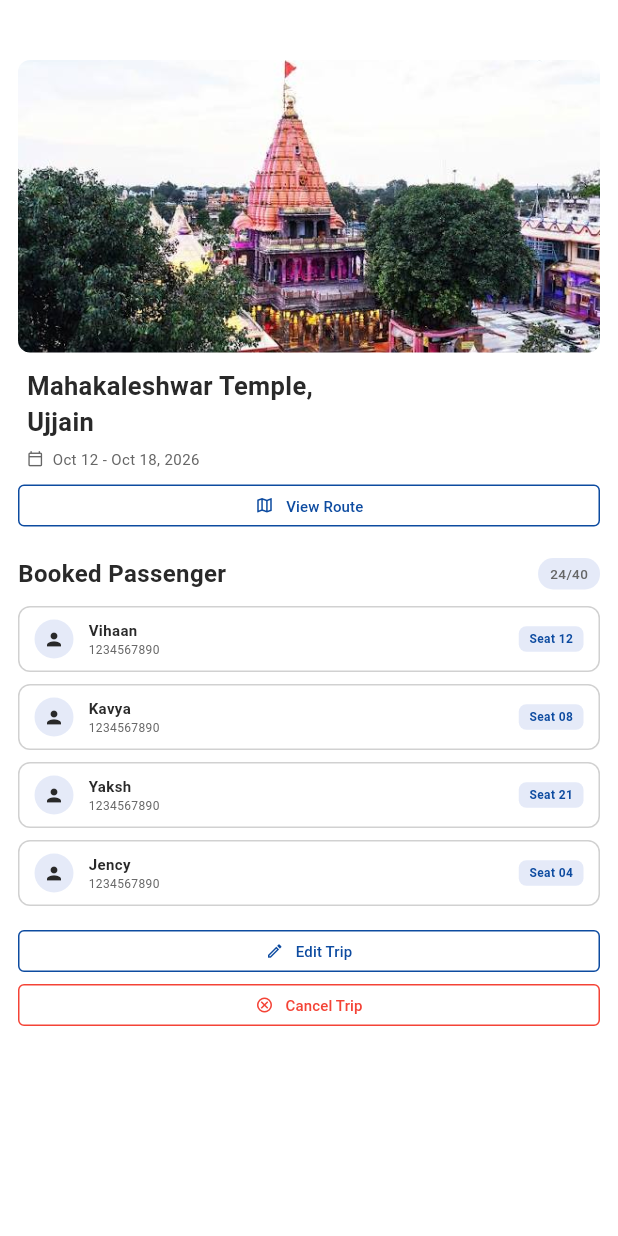
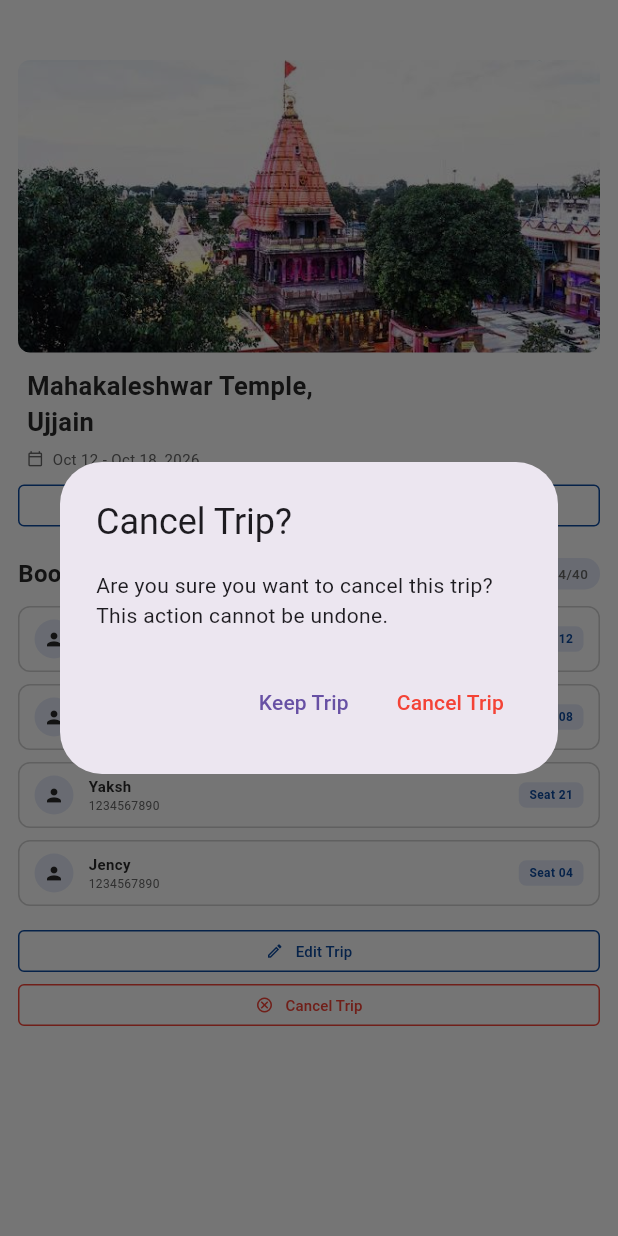
Before and after one commit to KRISHNA-SHINGALA/naviGo_with_flutter, a Flutter app: the AdminTripDetails screen opened directly, after a tap on "Cancel Trip", on a phone screen of 412 x 824 dp. Run offline on Flutter 3.47's test engine with Material 3 defaults, Android fonts, the phone set to English and light mode, and no system bars; our stand-ins replace image_picker.

Commit message:
Added Button navigation

```diff
--- a/navigo_tour_management_system/lib/core/admin/a_trip_details.dart
+++ b/navigo_tour_management_system/lib/core/admin/a_trip_details.dart
@@ -1,31 +1,93 @@
+
 import 'package:flutter/material.dart';
 import 'package:navigo_tour_management_system/resources/colors.dart';
 import 'package:navigo_tour_management_system/resources/image.dart';
+import 'package:navigo_tour_management_system/core/admin/a_map_view.dart';
+import 'package:navigo_tour_management_system/core/admin/a_create_trip.dart';
 
 class AdminTripDetails extends StatelessWidget {
   const AdminTripDetails({super.key});
+
+  void _showPassengerDetails(
+    BuildContext context, {
+    required String name,
+    required String phone,
+    required String seat,
+  }) {
+    showDialog(
+      context: context,
+      builder: (dialogContext) => AlertDialog(
+        title: Text(name),
+        content: Column(
+          mainAxisSize: MainAxisSize.min,
+          crossAxisAlignment: CrossAxisAlignment.start,
+          children: [
+            Text('Phone: $phone'),
+            const SizedBox(height: 8),
+            Text('Seat: $seat'),
+          ],
+        ),
+        actions: [
+          TextButton(
+            onPressed: () => Navigator.pop(dialogContext),
+            child: const Text('Close'),
+          ),
+        ],
+      ),
+    );
+  }
+
+  Future<void> _confirmCancelTrip(BuildContext context) async {
+    final bool? confirmed = await showDialog<bool>(
+      context: context,
+      builder: (dialogContext) => AlertDialog(
+        title: const Text('Cancel Trip?'),
+        content: const Text(
+          'Are you sure you want to cancel this trip? '
+          'This action cannot be undone.',
+        ),
+        actions: [
+          TextButton(
+            onPressed: () => Navigator.pop(dialogContext, false),
+            child: const Text('Keep Trip'),
+          ),
+          TextButton(
+            onPressed: () => Navigator.pop(dialogContext, true),
+            style: TextButton.styleFrom(
+              foregroundColor: Colors.red,
+            ),
+            child: const Text('Cancel Trip'),
+          ),
+        ],
+      ),
+    );
+
+    if (confirmed != true || !context.mounted) return;
+
+    ScaffoldMessenger.of(context).showSnackBar(
+      const SnackBar(
+        content: Text(
+          'Trip cancellation confirmed. Connect your database '
+          'to save this change permanently.',
+        ),
+      ),
+    );
+
+    Navigator.pop(context);
+  }
 
   @override
   Widget build(BuildContext context) {
     return Scaffold(
       backgroundColor: AppColors.background,
-
       body: SafeArea(
         child: SingleChildScrollView(
           padding: const EdgeInsets.fromLTRB(12, 40, 12, 80),
-
           child: Column(
             crossAxisAlignment: CrossAxisAlignment.start,
-
             children: [
-
-              // ==================================================
-              // TRIP COVER IMAGE
-              // ==================================================
-
               ClipRRect(
                 borderRadius: BorderRadius.circular(8),
-
                 child: Image.asset(
                   AppImages.mahakaleshwar,
                   width: double.infinity,
@@ -36,16 +98,10 @@ class AdminTripDetails extends StatelessWidget {
 
               const SizedBox(height: 10),
 
-              // ==================================================
-              // TRIP NAME
-              // ==================================================
-
               const Padding(
                 padding: EdgeInsets.symmetric(horizontal: 6),
-
                 child: Text(
                   'Mahakaleshwar Temple,\nUjjain',
-
                   style: TextStyle(
                     fontSize: 17,
                     fontWeight: FontWeight.w700,
@@ -56,27 +112,18 @@ class AdminTripDetails extends StatelessWidget {
 
               const SizedBox(height: 6),
 
-              // ==================================================
-              // TRIP DATE
-              // ==================================================
-
               const Padding(
                 padding: EdgeInsets.symmetric(horizontal: 6),
-
                 child: Row(
                   children: [
-
                     Icon(
                       Icons.calendar_today_outlined,
                       size: 11,
                       color: AppColors.textSecondary,
                     ),
-
                     SizedBox(width: 6),
-
                     Text(
                       'Oct 12 - Oct 18, 2026',
-
                       style: TextStyle(
                         fontSize: 10,
                         color: AppColors.textSecondary,
@@ -88,22 +135,19 @@ class AdminTripDetails extends StatelessWidget {
 
               const SizedBox(height: 10),
 
-              // ==================================================
-              // VIEW ROUTE BUTTON
-              // ==================================================
-
               SizedBox(
                 width: double.infinity,
                 height: 28,
-
                 child: OutlinedButton.icon(
-                  onPressed: () {},
-
-                  icon: const Icon(
-                    Icons.map_outlined,
-                    size: 13,
+                  onPressed: () {
+                    Navigator.push(
+                      context,
+                      MaterialPageRoute(
+                        builder: (_) => const AdminMapView(),
                       ),
-
+                    );
+                  },
+                  icon: const Icon(Icons.map_outlined, size: 13),
                   label: const Text(
                     'View Route',
                     style: TextStyle(
@@ -111,19 +155,15 @@ class AdminTripDetails extends StatelessWidget {
                       fontWeight: FontWeight.w500,
                     ),
                   ),
-
                   style: OutlinedButton.styleFrom(
                     foregroundColor: AppColors.primary,
-
                     side: const BorderSide(
                       color: AppColors.primary,
                       width: 1,
                     ),
-
                     shape: RoundedRectangleBorder(
                       borderRadius: BorderRadius.circular(4),
                     ),
-
                     padding: EdgeInsets.zero,
                   ),
                 ),
@@ -131,41 +171,28 @@ class AdminTripDetails extends StatelessWidget {
 
               const SizedBox(height: 20),
 
-              // ==================================================
-              // BOOKED PASSENGER HEADING
-              // ==================================================
-
               Row(
-                mainAxisAlignment:
-                    MainAxisAlignment.spaceBetween,
-
+                mainAxisAlignment: MainAxisAlignment.spaceBetween,
                 children: [
-
                   const Text(
                     'Booked Passenger',
-
                     style: TextStyle(
                       fontSize: 16,
                       fontWeight: FontWeight.w600,
                       color: AppColors.textPrimary,
                     ),
                   ),
-
                   Container(
                     padding: const EdgeInsets.symmetric(
                       horizontal: 8,
                       vertical: 4,
                     ),
-
                     decoration: BoxDecoration(
                       color: AppColors.primaryLight,
-                      borderRadius:
-                          BorderRadius.circular(10),
+                      borderRadius: BorderRadius.circular(10),
                     ),
-
                     child: const Text(
                       '24/40',
-
                       style: TextStyle(
                         fontSize: 9,
                         fontWeight: FontWeight.w500,
@@ -178,11 +205,8 @@ class AdminTripDetails extends StatelessWidget {
 
               const SizedBox(height: 10),
 
-              // ==================================================
-              // PASSENGER 1
-              // ==================================================
-
               _buildPassengerCard(
+                context,
                 name: 'Vihaan',
                 phone: '1234567890',
                 seat: 'Seat 12',
@@ -190,11 +214,8 @@ class AdminTripDetails extends StatelessWidget {
 
               const SizedBox(height: 8),
 
-              // ==================================================
-              // PASSENGER 2
-              // ==================================================
-
               _buildPassengerCard(
+                context,
                 name: 'Kavya',
                 phone: '1234567890',
                 seat: 'Seat 08',
@@ -202,11 +223,8 @@ class AdminTripDetails extends StatelessWidget {
 
               const SizedBox(height: 8),
 
-              // ==================================================
-              // PASSENGER 3
-              // ==================================================
-
               _buildPassengerCard(
+                context,
                 name: 'Yaksh',
                 phone: '1234567890',
                 seat: 'Seat 21',
@@ -214,11 +232,8 @@ class AdminTripDetails extends StatelessWidget {
 
               const SizedBox(height: 8),
 
-              // ==================================================
-              // PASSENGER 4
-              // ==================================================
-
               _buildPassengerCard(
+                context,
                 name: 'Jency',
                 phone: '1234567890',
                 seat: 'Seat 04',
@@ -226,22 +241,19 @@ class AdminTripDetails extends StatelessWidget {
 
               const SizedBox(height: 16),
 
-              // ==================================================
-              // EDIT TRIP BUTTON
-              // ==================================================
-
               SizedBox(
                 width: double.infinity,
                 height: 28,
-
                 child: OutlinedButton.icon(
-                  onPressed: () {},
-
-                  icon: const Icon(
-                    Icons.edit_outlined,
-                    size: 12,
+                  onPressed: () {
+                    Navigator.push(
+                      context,
+                      MaterialPageRoute(
+                        builder: (_) => const AdminCreateTrip(),
                       ),
-
+                    );
+                  },
+                  icon: const Icon(Icons.edit_outlined, size: 12),
                   label: const Text(
                     'Edit Trip',
                     style: TextStyle(
@@ -249,20 +261,15 @@ class AdminTripDetails extends StatelessWidget {
                       fontWeight: FontWeight.w500,
                     ),
                   ),
-
                   style: OutlinedButton.styleFrom(
                     foregroundColor: AppColors.primary,
-
                     side: const BorderSide(
                       color: AppColors.primary,
                       width: 1,
                     ),
-
                     shape: RoundedRectangleBorder(
-                      borderRadius:
-                          BorderRadius.circular(4),
+                      borderRadius: BorderRadius.circular(4),
                     ),
-
                     padding: EdgeInsets.zero,
                   ),
                 ),
@@ -270,22 +277,12 @@ class AdminTripDetails extends StatelessWidget {
 
               const SizedBox(height: 8),
 
-              // ==================================================
-              // CANCEL TRIP BUTTON
-              // ==================================================
-
               SizedBox(
                 width: double.infinity,
                 height: 28,
-
                 child: OutlinedButton.icon(
-                  onPressed: () {},
-
-                  icon: const Icon(
-                    Icons.cancel_outlined,
-                    size: 12,
-                  ),
-
+                  onPressed: () => _confirmCancelTrip(context),
+                  icon: const Icon(Icons.cancel_outlined, size: 12),
                   label: const Text(
                     'Cancel Trip',
                     style: TextStyle(
@@ -293,20 +290,15 @@ class AdminTripDetails extends StatelessWidget {
                       fontWeight: FontWeight.w500,
                     ),
                   ),
-
                   style: OutlinedButton.styleFrom(
                     foregroundColor: Colors.red,
-
                     side: const BorderSide(
                       color: Colors.red,
                       width: 1,
                     ),
-
                     shape: RoundedRectangleBorder(
-                      borderRadius:
-                          BorderRadius.circular(4),
+                      borderRadius: BorderRadius.circular(4),
                     ),
-
                     padding: EdgeInsets.zero,
                   ),
                 ),
@@ -320,47 +312,45 @@ class AdminTripDetails extends StatelessWidget {
     );
   }
 
-  // ==============================================================
-  // PASSENGER CARD
-  // ==============================================================
-
-  Widget _buildPassengerCard({
+  Widget _buildPassengerCard(
+    BuildContext context, {
     required String name,
     required String phone,
     required String seat,
   }) {
-    return Container(
+    return InkWell(
+      onTap: () {
+        _showPassengerDetails(
+          context,
+          name: name,
+          phone: phone,
+          seat: seat,
+        );
+      },
+      borderRadius: BorderRadius.circular(8),
+      child: Container(
         width: double.infinity,
-
         padding: const EdgeInsets.symmetric(
           horizontal: 10,
           vertical: 8,
         ),
-
         decoration: BoxDecoration(
           color: AppColors.background,
-
           borderRadius: BorderRadius.circular(8),
-
           border: Border.all(
             color: AppColors.border,
             width: 1,
           ),
         ),
-
         child: Row(
           children: [
-
-          // Passenger icon
             Container(
               width: 26,
               height: 26,
-
               decoration: BoxDecoration(
                 color: AppColors.searchBackground,
                 shape: BoxShape.circle,
               ),
-
               child: const Icon(
                 Icons.person,
                 size: 14,
@@ -370,29 +360,21 @@ class AdminTripDetails extends StatelessWidget {
 
             const SizedBox(width: 10),
 
-          // Name + phone
             Expanded(
               child: Column(
-              crossAxisAlignment:
-                  CrossAxisAlignment.start,
-
+                crossAxisAlignment: CrossAxisAlignment.start,
                 children: [
-
                   Text(
                     name,
-
                     style: const TextStyle(
                       fontSize: 10,
                       fontWeight: FontWeight.w600,
                       color: AppColors.textPrimary,
                     ),
                   ),
-
                   const SizedBox(height: 1),
-
                   Text(
                     phone,
-
                     style: const TextStyle(
                       fontSize: 8,
                       color: AppColors.textSecondary,
@@ -402,23 +384,17 @@ class AdminTripDetails extends StatelessWidget {
               ),
             ),
 
-          // Seat
             Container(
               padding: const EdgeInsets.symmetric(
                 horizontal: 7,
                 vertical: 3,
               ),
-
               decoration: BoxDecoration(
                 color: AppColors.primaryLight,
-
-              borderRadius:
-                  BorderRadius.circular(5),
+                borderRadius: BorderRadius.circular(5),
               ),
-
               child: Text(
                 seat,
-
                 style: const TextStyle(
                   fontSize: 8,
                   fontWeight: FontWeight.w600,
@@ -428,6 +404,7 @@ class AdminTripDetails extends StatelessWidget {
             ),
           ],
         ),
+      ),
     );
   }
 }
```
Also changed, not shown: navigo_tour_management_system/lib/core/admin/a_create_trip.dart (+18 -4 lines), navigo_tour_management_system/lib/core/admin/a_map_view.dart (+17 -17 lines). Lines whose indentation alone changed are shown as unchanged.
